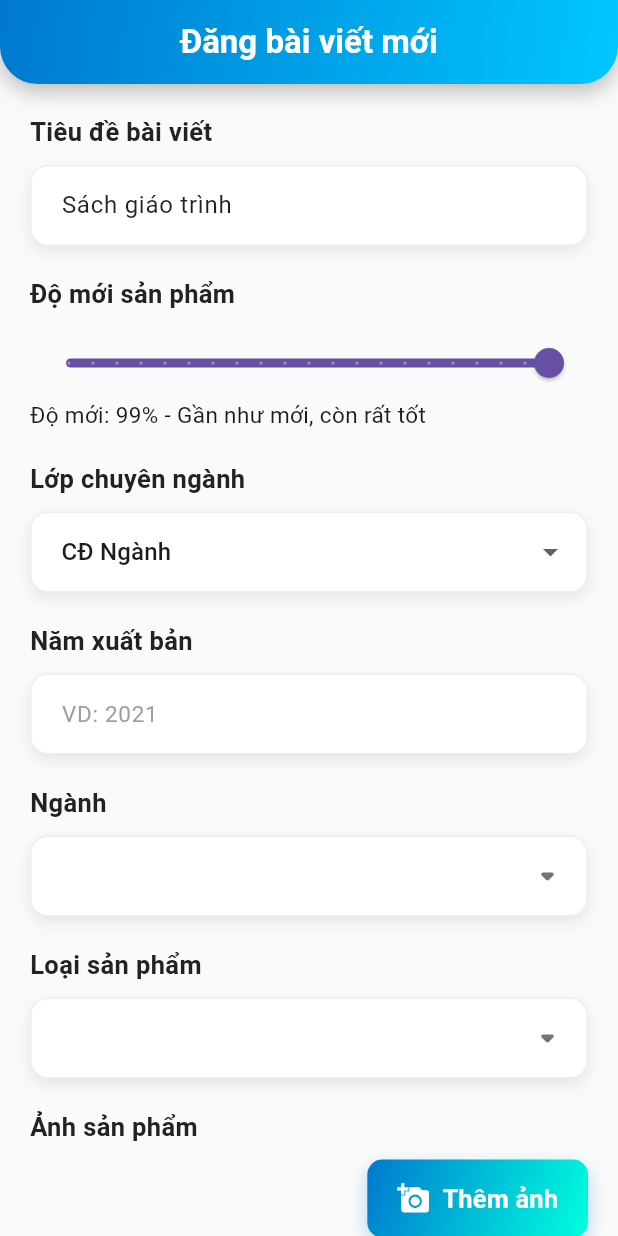
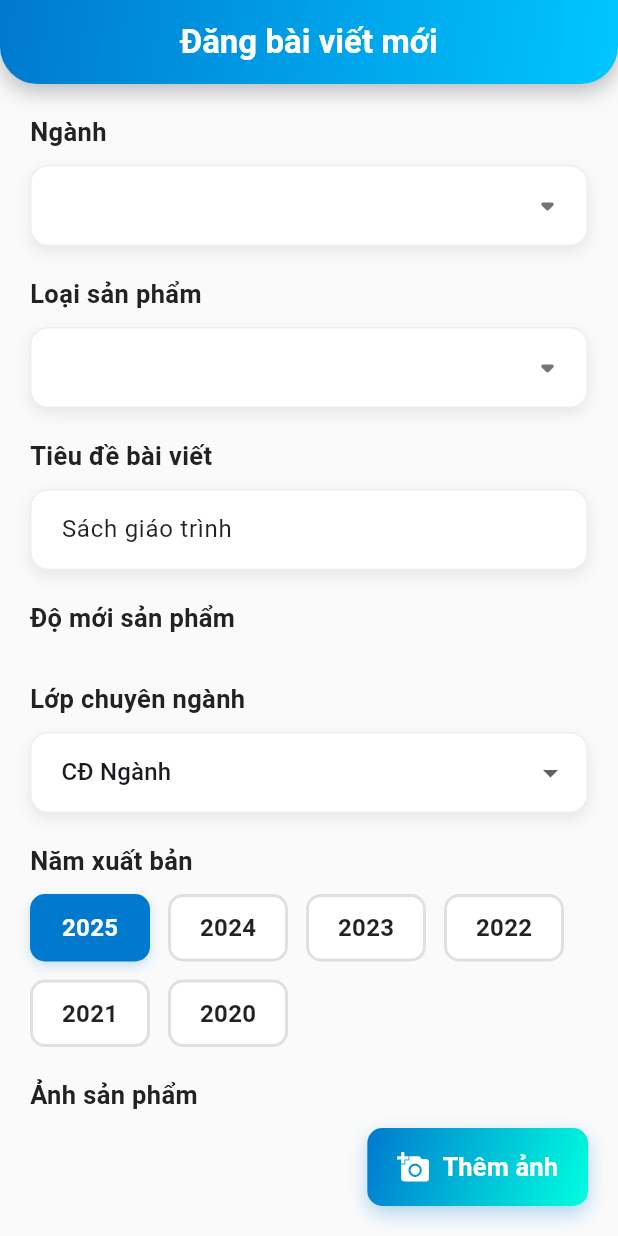
Before and after one commit to MinhNhat-6324/DATN, a Flutter app: the PostScreen screen opened directly with empty values, on a phone screen of 412 x 824 dp. Run offline on Flutter 3.47's test engine with Material 3 defaults, Android fonts, the phone set to English and light mode, and no system bars; our stand-ins replace cached_network_image, fl_chart, image_picker, pin_code_fields, shared_preferences; accounts and stored records are empty; network calls fail.

Commit message:
update UI/UX postScreen

```diff
--- a/lib/Screen/post_screen.dart
+++ b/lib/Screen/post_screen.dart
@@ -18,10 +18,11 @@ class PostScreen extends StatefulWidget {
 
 class _PostScreenState extends State<PostScreen> {
   final _formKey = GlobalKey<FormState>();
-  double _doMoi = 99; // Giá trị mặc định
+  double _doMoi = 90; // Giá trị mặc định
   final TextEditingController lopChuyenNganhController =
       TextEditingController();
-  final TextEditingController namXuatBanController = TextEditingController();
+  late final List<int> _namXuatBanOptions;
+  int _selectedNamXuatBan = DateTime.now().year;
 
   final TextEditingController titleController = TextEditingController();
   final TextEditingController priceController = TextEditingController();
@@ -37,6 +38,35 @@ class _PostScreenState extends State<PostScreen> {
   final ImagePicker _picker = ImagePicker();
 
   bool _coTheDangBai = false;
+  final Map<int, List<Map<String, String>>> doMoiTheoLoai = {
+    1: [
+      // 📘 Sách giáo trình
+      {'percent': '100', 'desc': 'Mới tinh, chưa sử dụng'},
+      {'percent': '90', 'desc': 'Gần như mới, không rách'},
+      {'percent': '70', 'desc': 'Đã sử dụng, có vết gấp nhẹ'},
+      {'percent': '50', 'desc': 'Cũ, tróc bìa nhẹ hoặc ố màu'},
+      {'percent': '30', 'desc': 'Hư nhẹ, rách vài trang'},
+      {'percent': '10', 'desc': 'Hư nặng, chỉ tham khảo'},
+    ],
+    2: [
+      // 🛠️ Dụng cụ
+      {'percent': '100', 'desc': 'Chưa sử dụng, còn nguyên bao bì'},
+      {'percent': '90', 'desc': 'Ít dùng, còn mới'},
+      {'percent': '70', 'desc': 'Đã sử dụng, hoạt động tốt'},
+      {'percent': '50', 'desc': 'Có trầy xước nhẹ'},
+      {'percent': '30', 'desc': 'Cũ, mòn hoặc có lỗi nhỏ'},
+      {'percent': '10', 'desc': 'Cũ nặng, dùng tạm'},
+    ],
+    3: [
+      // 📄 Tài liệu học tập
+      {'percent': '100', 'desc': 'Bản in rõ nét, chưa sử dụng'},
+      {'percent': '90', 'desc': 'Gần như mới, sạch sẽ'},
+      {'percent': '70', 'desc': 'Đã sử dụng, gấp góc nhẹ'},
+      {'percent': '50', 'desc': 'Bị lem mực hoặc rách nhẹ'},
+      {'percent': '30', 'desc': 'Thiếu vài trang, vẫn đọc được'},
+      {'percent': '10', 'desc': 'Mất nhiều nội dung, chỉ để tham khảo'},
+    ],
+  };
 
   @override
   void initState() {
@@ -45,6 +75,8 @@ class _PostScreenState extends State<PostScreen> {
     _kiemTraTrangThaiTaiKhoan();
     lopChuyenNganhController.text = 'CĐ Ngành';
     titleController.text = 'Sách giáo trình ';
+    _namXuatBanOptions =
+        List.generate(6, (index) => DateTime.now().year - index);
   }
 
   Future<void> _kiemTraTrangThaiTaiKhoan() async {
@@ -269,6 +301,45 @@ class _PostScreenState extends State<PostScreen> {
           child: Column(
             crossAxisAlignment: CrossAxisAlignment.start,
             children: [
+              _buildSectionTitle('Ngành'),
+              const SizedBox(height: 10),
+              _buildDropdownButtonFormField<Nganh>(
+                value: _selectedNganh,
+                items: danhSachNganh,
+                getLabel: (nganh) => nganh.tenNganh,
+                onChanged: (Nganh? newValue) =>
+                    setState(() => _selectedNganh = newValue),
+              ),
+              const SizedBox(height: 20),
+
+              _buildSectionTitle('Loại sản phẩm'),
+              const SizedBox(height: 10),
+              _buildDropdownButtonFormField<LoaiSanPham>(
+                value: _selectedLoai,
+                items: danhSachLoai,
+                getLabel: (loai) => loai.tenLoai,
+                onChanged: (LoaiSanPham? newValue) {
+                  setState(() {
+                    _selectedLoai = newValue;
+
+                    // Cập nhật tiêu đề mặc định theo loại
+                    switch (newValue?.id) {
+                      case 1:
+                        titleController.text = 'Sách giáo trình ';
+                        break;
+                      case 2:
+                        titleController.text = 'Dụng cụ ';
+                        break;
+                      case 3:
+                        titleController.text = 'Tài liệu học tập ';
+                        break;
+                      default:
+                        titleController.text = '';
+                    }
+                  });
+                },
+              ),
+              const SizedBox(height: 20),
               _buildSectionTitle('Tiêu đề bài viết'),
               const SizedBox(height: 10), // Tăng khoảng cách
               _buildTextFormField(
@@ -284,22 +355,59 @@ class _PostScreenState extends State<PostScreen> {
 
               _buildSectionTitle('Độ mới sản phẩm'),
               const SizedBox(height: 10),
-              Slider(
-                value: _doMoi,
-                min: 0,
-                max: 100,
-                divisions: 20,
-                label: '${_doMoi.round()}%',
-                onChanged: (value) {
-                  setState(() {
-                    _doMoi = value;
-                  });
-                },
+              Column(
+                children: (doMoiTheoLoai[_selectedLoai?.id] ?? []).map((item) {
+                  final isSelected = _doMoi == double.parse(item['percent']!);
+                  return GestureDetector(
+                    onTap: () {
+                      setState(() {
+                        _doMoi = double.parse(item['percent']!);
+                      });
+                    },
+                    child: Container(
+                      margin: const EdgeInsets.symmetric(vertical: 6),
+                      padding: const EdgeInsets.symmetric(
+                          horizontal: 14, vertical: 12),
+                      decoration: BoxDecoration(
+                        color:
+                            isSelected ? const Color(0xFF0079CF) : Colors.white,
+                        border: Border.all(
+                          color: isSelected
+                              ? const Color(0xFF0079CF)
+                              : Colors.grey[300]!,
+                          width: 2,
+                        ),
+                        borderRadius: BorderRadius.circular(10),
+                      ),
+                      child: Row(
+                        children: [
+                          Icon(
+                            isSelected
+                                ? Icons.radio_button_checked
+                                : Icons.radio_button_unchecked,
+                            color: isSelected ? Colors.white : Colors.grey[600],
+                          ),
+                          const SizedBox(width: 10),
+                          Expanded(
+                            child: Text(
+                              '${item['percent']}% - ${item['desc']}',
+                              style: TextStyle(
+                                fontSize: 15,
+                                color:
+                                    isSelected ? Colors.white : Colors.black87,
+                                fontWeight: isSelected
+                                    ? FontWeight.bold
+                                    : FontWeight.normal,
+                              ),
+                            ),
+                          ),
+                        ],
+                      ),
+                    ),
+                  );
+                }).toList(),
               ),
-              Text(
-                'Độ mới: ${_doMoi.round()}% - ${_getMoTaDoMoi(_doMoi.round())}',
-                style: const TextStyle(fontSize: 15),
-              ),
+
               const SizedBox(height: 20),
               _buildSectionTitle('Lớp chuyên ngành'),
               const SizedBox(height: 10),
@@ -342,44 +450,61 @@ class _PostScreenState extends State<PostScreen> {
               const SizedBox(height: 20),
               _buildSectionTitle('Năm xuất bản'),
               const SizedBox(height: 10),
-              _buildTextFormField(
-                controller: namXuatBanController,
-                hintText: 'VD: 2021',
-                validator: (value) {
-                  if (value == null || value.trim().isEmpty) {
-                    return 'Vui lòng nhập năm xuất bản';
-                  }
-                  final int? year = int.tryParse(value);
-                  final int currentYear = DateTime.now().year;
-                  if (year == null || year <= 0 || year > currentYear) {
-                    return 'Năm không hợp lệ';
-                  }
-                  return null;
-                },
+              Wrap(
+                spacing: 12,
+                runSpacing: 12,
+                children: _namXuatBanOptions.map((year) {
+                  final isSelected = _selectedNamXuatBan == year;
+                  return GestureDetector(
+                    onTap: () {
+                      setState(() {
+                        _selectedNamXuatBan = year;
+                      });
+                    },
+                    child: Container(
+                      width: 80,
+                      height: 45,
+                      alignment: Alignment.center,
+                      decoration: BoxDecoration(
+                        color:
+                            isSelected ? const Color(0xFF0079CF) : Colors.white,
+                        borderRadius: BorderRadius.circular(10),
+                        border: Border.all(
+                          color: isSelected
+                              ? const Color(0xFF0079CF)
+                              : Colors.grey[300]!,
+                          width: 2,
+                        ),
+                        boxShadow: [
+                          if (isSelected)
+                            BoxShadow(
+                              color: const Color(0xFF0079CF).withOpacity(0.2),
+                              blurRadius: 6,
+                              offset: const Offset(0, 3),
+                            )
+                        ],
+                      ),
+                      child: Text(
+                        '$year',
+                        style: TextStyle(
+                          fontSize: 16,
+                          fontWeight: FontWeight.bold,
+                          color: isSelected ? Colors.white : Colors.black87,
+                        ),
+                      ),
+                    ),
+                  );
+                }).toList(),
               ),
+              if (_selectedNamXuatBan == null)
+                const Padding(
+                  padding: EdgeInsets.only(top: 8),
+                  child: Text(
+                    'Vui lòng chọn năm xuất bản',
+                    style: TextStyle(color: Colors.red, fontSize: 13),
+                  ),
+                ),
 
-              const SizedBox(height: 20),
-
-              _buildSectionTitle('Ngành'),
-              const SizedBox(height: 10),
-              _buildDropdownButtonFormField<Nganh>(
-                value: _selectedNganh,
-                items: danhSachNganh,
-                getLabel: (nganh) => nganh.tenNganh,
-                onChanged: (Nganh? newValue) =>
-                    setState(() => _selectedNganh = newValue),
-              ),
-              const SizedBox(height: 20),
-
-              _buildSectionTitle('Loại sản phẩm'),
-              const SizedBox(height: 10),
-              _buildDropdownButtonFormField<LoaiSanPham>(
-                value: _selectedLoai,
-                items: danhSachLoai,
-                getLabel: (loai) => loai.tenLoai,
-                onChanged: (LoaiSanPham? newValue) =>
-                    setState(() => _selectedLoai = newValue),
-              ),
               const SizedBox(height: 20),
 
               _buildSectionTitle('Ảnh sản phẩm'), // Đổi tiêu đề cho rõ ràng hơn
@@ -523,8 +648,7 @@ class _PostScreenState extends State<PostScreen> {
                       idLoai: idLoai,
                       idNganh: idNganh,
                       lopChuyenNganh: lopChuyenNganhController.text.trim(),
-                      namXuatBan:
-                          int.tryParse(namXuatBanController.text.trim()) ?? 0,
+                      namXuatBan: _selectedNamXuatBan ?? 0,
                       hinhAnh: _capturedImages,
                     );
 
@@ -536,15 +660,16 @@ class _PostScreenState extends State<PostScreen> {
                       _showSnackBar('Đăng bài thành công!', Colors.green[600]!,
                           Icons.check_circle_outline);
                       setState(() {
+                        _selectedNamXuatBan = DateTime.now().year;
                         titleController.text = 'Sách giáo trình ';
-                        priceController.clear();
-                        conditionController.text = '99';
+                        //priceController.clear();
+                        //conditionController.text = '99';
+                        _doMoi = 90;
                         _capturedImages.clear();
                         _selectedNganh =
                             danhSachNganh.isNotEmpty ? danhSachNganh[0] : null;
                         _selectedLoai =
                             danhSachLoai.isNotEmpty ? danhSachLoai[0] : null;
-                        namXuatBanController.clear();
                       });
 
                       // Navigator.pop(
```
Also changed, not shown: lib/Screen/home_screen.dart (+4 -3 lines), lib/model/bai_dang_service.dart (+11 -8 lines).
